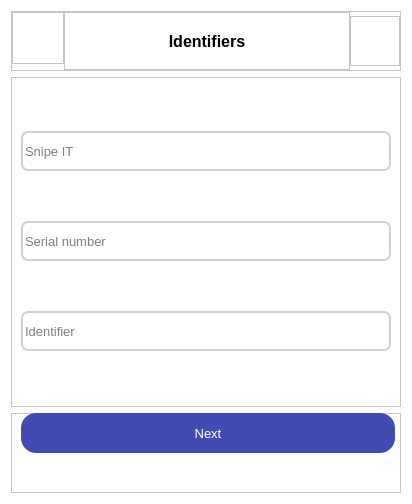
First picture: the form in layouts/add_device3.ui, repository fedulovs/InventoryUI, before the edit.
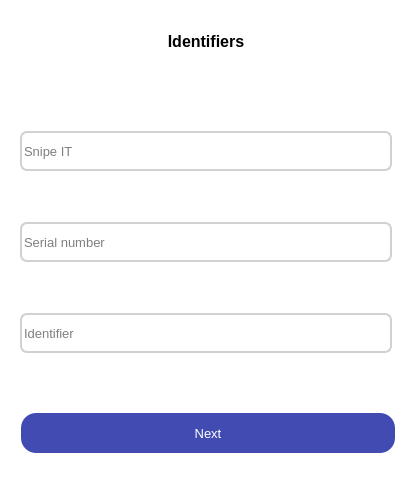
Second picture: the form after the edit.

Commit message: Fix add_device screens

What changed in the file:
```diff
--- a/layouts/add_device3.ui
+++ b/layouts/add_device3.ui
@@ -14,7 +14,7 @@
             <string>Dialog</string>
         </property>
         <property name="styleSheet">
-            <string notr="true">background-color: white</string>
+   <string notr="true">background-color: white; border: none; color: black;</string>
         </property>
         <layout class="QVBoxLayout" name="verticalLayout">
             <item>
@@ -178,7 +178,6 @@
                                             <property name="font">
                                                 <font>
                                                     <pointsize>12</pointsize>
-                                                    <weight>75</weight>
                                                     <bold>true</bold>
                                                 </font>
                                             </property>
```
Lines whose indentation alone changed are shown as unchanged. The commit also changes 7 other files.
